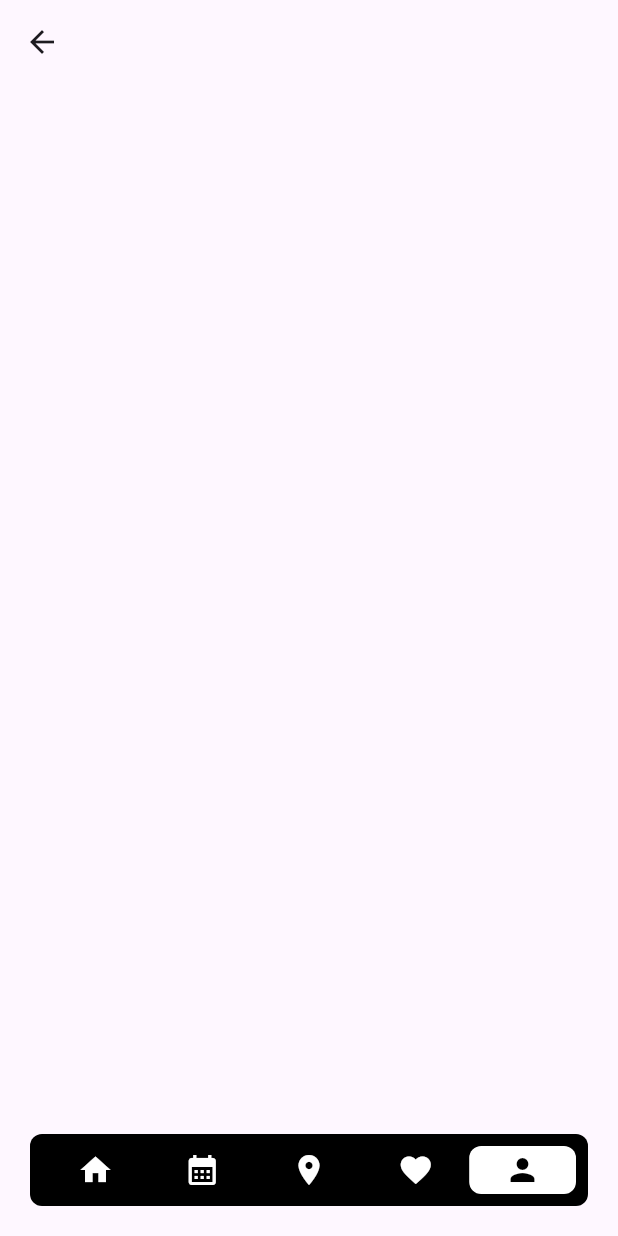
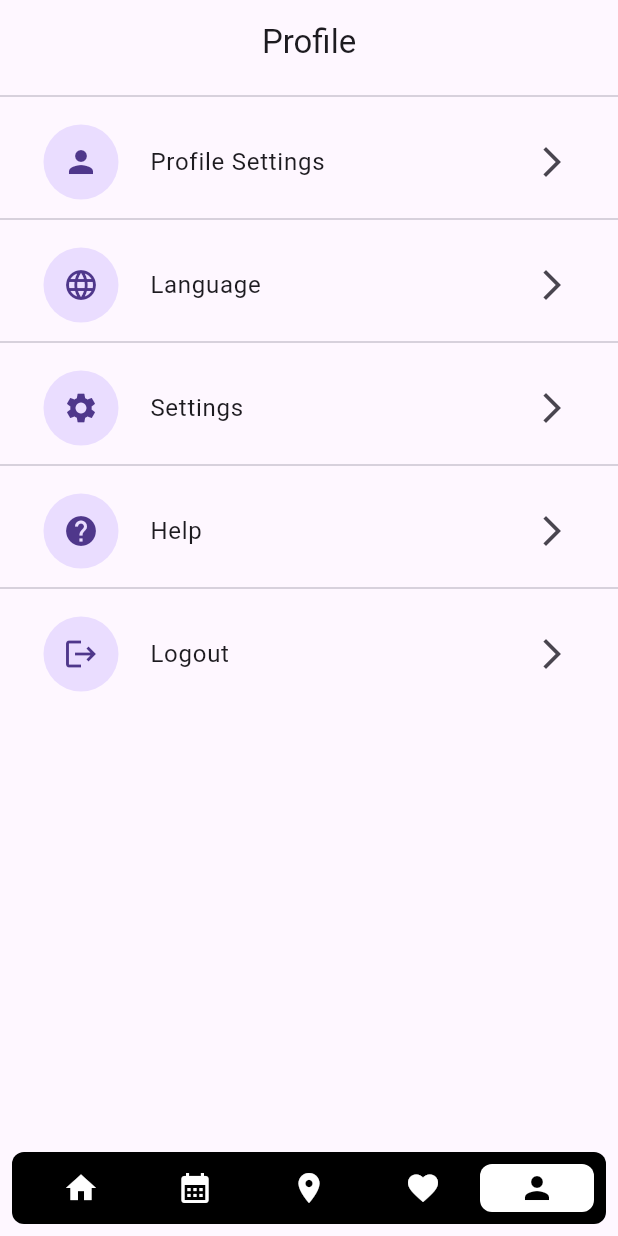
Before and after one commit to progressiveOverload/ai_appjam, a Flutter app: the AccountPage screen opened directly, on a phone screen of 412 x 824 dp. Run offline on Flutter 3.47's test engine with Material 3 defaults, Android fonts, the phone set to English and light mode, and no system bars; drawn by our look-alikes of floating_bottom_navigation_bar; our stand-ins replace firebase_core, get, swipeable_button_view; accounts and stored records are empty.

Commit message:
solved bottom navigation via pages

```diff
--- a/lib/screens/account.dart
+++ b/lib/screens/account.dart
@@ -13,27 +13,29 @@ class AccountPage extends StatelessWidget {
   @override
   Widget build(BuildContext context) {
     return Scaffold(
-      appBar: AppBar(),
+      appBar: AppBar(
+        centerTitle: true,
+        title: const Text('Profile'),
+      ),
       extendBody: true,
-      bottomNavigationBar: Padding(
-        padding: const EdgeInsets.all(12.0),
+      bottomNavigationBar: SafeArea(
         child: FloatingNavbar(
           onTap: (int val) {
             switch (val) {
               case 0:
-                Get.to(const FirstMainPage());
+                Get.offAll(() => const FirstMainPage());
                 break;
               case 1:
-                Get.to(const CalendarPage());
+                Get.offAll(() => const CalendarPage());
                 break;
               case 2:
-                Get.to(const ChatScreen());
+                //Get.offAll(() => const ChatScreen());
                 break;
               case 3:
-                Get.to(const FavoritePage());
+                Get.offAll(() => const FavoritePage());
                 break;
               case 4:
-                Get.to(const AccountPage());
+                Get.offAll(() => const AccountPage());
                 break;
             }
           },
@@ -57,6 +59,101 @@ class AccountPage extends StatelessWidget {
           ],
         ),
       ),
+      body: Column(
+        mainAxisAlignment: MainAxisAlignment.start,
+        crossAxisAlignment: CrossAxisAlignment.start,
+        children: [
+          const Divider(),
+
+          Padding(
+            padding: const EdgeInsets.all(8.0),
+            child: SizedBox(
+              height: 50,
+              // width: 200,
+              child: ListTile(
+                trailing: const Icon(Icons.arrow_forward_ios),
+                onTap: () {},
+                leading: const CircleAvatar(
+                  radius: 30,
+                  child: Icon(Icons.person),
+                ),
+                title: const Text('Profile Settings '),
+              ),
+            ),
+          ),
+          const Divider(),
+          // SizedBox(
+          //   height: 8,
+          // ),
+          Padding(
+            padding: const EdgeInsets.all(8.0),
+            child: SizedBox(
+              height: 50,
+              // width: 200,
+              child: ListTile(
+                onTap: () {},
+                trailing: const Icon(Icons.arrow_forward_ios),
+                leading: const CircleAvatar(
+                  radius: 30,
+                  child: Icon(Icons.language),
+                ),
+                title: const Text('Language'),
+              ),
+            ),
+          ),
+          const Divider(),
+          Padding(
+            padding: const EdgeInsets.all(8.0),
+            child: SizedBox(
+              height: 50,
+              //width: 200,
+              child: ListTile(
+                onTap: () {},
+                leading: const CircleAvatar(
+                  radius: 30,
+                  child: Icon(Icons.settings),
+                ),
+                title: const Text('Settings'),
+                trailing: const Icon(Icons.arrow_forward_ios),
+              ),
+            ),
+          ),
+          const Divider(),
+          Padding(
+            padding: const EdgeInsets.all(8.0),
+            child: SizedBox(
+              height: 50,
+              // width: 200,
+              child: ListTile(
+                onTap: () {},
+                leading: const CircleAvatar(
+                  radius: 30,
+                  child: Icon(Icons.help),
+                ),
+                title: const Text('Help'),
+                trailing: const Icon(Icons.arrow_forward_ios),
+              ),
+            ),
+          ),
+          const Divider(),
+          Padding(
+            padding: const EdgeInsets.all(8.0),
+            child: SizedBox(
+              height: 50,
+              //width: 200,
+              child: ListTile(
+                onTap: () {},
+                leading: const CircleAvatar(
+                  radius: 30,
+                  child: Icon(Icons.logout),
+                ),
+                title: const Text('Logout'),
+                trailing: const Icon(Icons.arrow_forward_ios),
+              ),
+            ),
+          ),
+        ],
+      ),
     );
   }
 }
```
Also changed, not shown: lib/screens/calendar.dart (+6 -7 lines), lib/screens/favorites.dart (+6 -7 lines), lib/screens/first_main_page.dart (+6 -18 lines).
